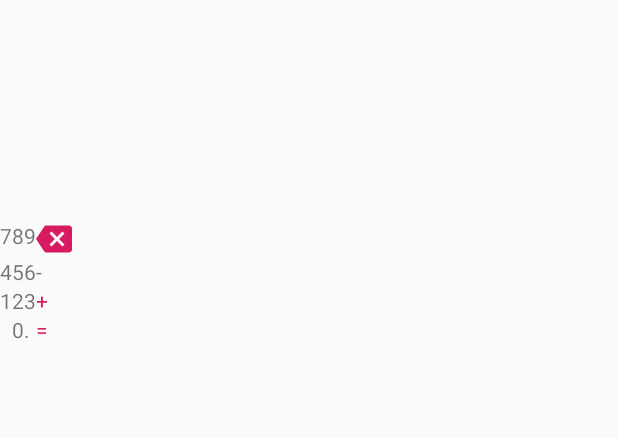
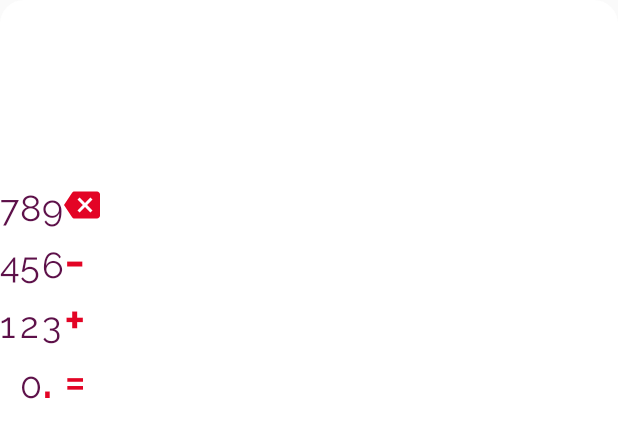
Before and after one commit to MariuszKopec/InRoad, an Android app: the layout frament_calculator.xml on its own in the app's theme, with its tools: preview values and no code run, on a phone screen of 412 x 824 dp. Shown: the top 438 px of the screen. Run offline under Robolectric (Android 15) with nearby library versions, the phone set to English and light mode, and no system bars.

Commit message:
look and feeel

```diff
--- a/app/src/main/res/layout/activity_main.xml
+++ b/app/src/main/res/layout/activity_main.xml
@@ -1,14 +1,14 @@
 <?xml version="1.0" encoding="utf-8"?>
-<LinearLayout
-        xmlns:android="http://schemas.android.com/apk/res/android"
+<LinearLayout xmlns:android="http://schemas.android.com/apk/res/android"
         xmlns:tools="http://schemas.android.com/tools"
         android:layout_width="match_parent"
         android:layout_height="match_parent"
+        android:background="@color/colorPrimary"
         tools:context=".MainActivity">
 
     <fragment
             android:id="@+id/activity_main_calculator"
             android:name="com.ocado.feature.calculator.CalculatorFragment"
             android:layout_width="match_parent"
-            android:layout_height="match_parent"/>
+            android:layout_height="match_parent" />
 </LinearLayout>
--- a/feature_base/src/main/res/values/colors.xml
+++ b/feature_base/src/main/res/values/colors.xml
@@ -1,6 +1,7 @@
 <?xml version="1.0" encoding="utf-8"?>
 <resources>
-    <color name="colorPrimary">#008577</color>
-    <color name="colorPrimaryDark">#00574B</color>
-    <color name="colorAccent">#D81B60</color>
+    <color name="colorPrimary">#5d1049</color>
+    <color name="colorPrimaryDark">#4e0d3a</color>
+    <color name="colorAccent">#E30425</color>
+    <color name="colorBackground">#fff</color>
 </resources>
--- a/feature_base/src/main/res/values/dimens.xml
+++ b/feature_base/src/main/res/values/dimens.xml
@@ -1,4 +1,6 @@
 <?xml version="1.0" encoding="utf-8"?>
 <resources>
     <dimen name="base_space">16dp</dimen>
+    <dimen name="headline_5_text_size">24sp</dimen>
+    <dimen name="headline_4_text_size">34sp</dimen>
 </resources>
--- a/feature_base/src/main/res/values/styles.xml
+++ b/feature_base/src/main/res/values/styles.xml
@@ -1,6 +1,6 @@
 <?xml version="1.0" encoding="utf-8"?>
 <resources>
-    <style name="AppTheme" parent="Theme.AppCompat.Light.DarkActionBar">
+    <style name="AppTheme" parent="Theme.AppCompat.Light.NoActionBar">
         <item name="colorPrimary">@color/colorPrimary</item>
         <item name="colorPrimaryDark">@color/colorPrimaryDark</item>
         <item name="colorAccent">@color/colorAccent</item>
--- /dev/null
+++ b/feature_calculator/src/main/res/drawable/view_result_header.xml
@@ -0,0 +1,16 @@
+<?xml version="1.0" encoding="utf-8"?>
+<layer-list xmlns:android="http://schemas.android.com/apk/res/android">
+    <item>
+        <shape android:shape="rectangle">
+            <solid android:color="@android:color/transparent" />
+        </shape>
+    </item>
+    <item>
+        <shape>
+            <solid android:color="@color/colorBackground" />
+            <corners
+                android:topLeftRadius="16dp"
+                android:topRightRadius="16dp" />
+        </shape>
+    </item>
+</layer-list>
--- a/feature_calculator/src/main/res/layout/view_keyboard.xml
+++ b/feature_calculator/src/main/res/layout/view_keyboard.xml
@@ -4,6 +4,7 @@
         xmlns:tools="http://schemas.android.com/tools"
         android:layout_width="match_parent"
         android:layout_height="match_parent"
+        android:background="@color/colorBackground"
         app:columnCount="4">
 
     <TextView
@@ -26,7 +27,7 @@
 
     <ImageView
             android:id="@+id/view_keyboard_clear"
-            style="@style/calendar_button_style"
+            style="@style/calendar_button_operation_style"
             android:scaleType="center"
             android:src="@drawable/ic_backspace"
             tools:ignore="ContentDescription" />
@@ -51,7 +52,7 @@
 
     <TextView
             android:id="@+id/view_keyboard_minus"
-            style="@style/calendar_button_style"
+            style="@style/calendar_button_operation_style"
             android:text="-"
             tools:ignore="HardcodedText" />
 
@@ -75,9 +76,8 @@
 
     <TextView
             android:id="@+id/view_keyboard_plus"
-            style="@style/calendar_button_style"
+            style="@style/calendar_button_operation_style"
             android:text="+"
-            android:textColor="?colorAccent"
             tools:ignore="HardcodedText" />
 
     <Space style="@style/calendar_button_style" />
@@ -90,14 +90,13 @@
 
     <TextView
             android:id="@+id/view_keyboard_dot"
-            style="@style/calendar_button_style"
+            style="@style/calendar_button_operation_style"
             android:text="."
             tools:ignore="HardcodedText" />
 
     <TextView
             android:id="@+id/view_keyboard_equals"
-            style="@style/calendar_button_style"
+            style="@style/calendar_button_operation_style"
             android:text="="
-            android:textColor="?colorAccent"
             tools:ignore="HardcodedText" />
 </androidx.gridlayout.widget.GridLayout>
--- a/feature_calculator/src/main/res/layout/view_result.xml
+++ b/feature_calculator/src/main/res/layout/view_result.xml
@@ -3,7 +3,7 @@
         xmlns:tools="http://schemas.android.com/tools"
         android:layout_width="match_parent"
         android:layout_height="match_parent"
-        android:layout_margin="@dimen/base_space"
+        android:background="@drawable/view_result_header"
         android:orientation="vertical"
         android:padding="@dimen/base_space">
 
@@ -12,7 +12,10 @@
             android:layout_width="match_parent"
             android:layout_height="match_parent"
             android:layout_margin="@dimen/base_space"
-            android:gravity="center"
+            android:fontFamily="@font/raleway_semi_bold"
+            android:gravity="center|end"
+            android:maxLines="1"
             android:padding="@dimen/base_space"
+            android:textSize="@dimen/headline_5_text_size"
             tools:text="123+332" />
 </LinearLayout>
--- a/feature_calculator/src/main/res/values/styles.xml
+++ b/feature_calculator/src/main/res/values/styles.xml
@@ -8,6 +8,15 @@
         <item name="layout_rowWeight">1</item>
         <item name="android:clickable">true</item>
         <item name="android:focusable">true</item>
+        <item name="android:textColor">?colorPrimary</item>
+        <item name="android:textSize">@dimen/headline_5_text_size</item>
+        <item name="android:fontFamily">@font/raleway_regular</item>
         <item name="android:background">?selectableItemBackground</item>
     </style>
+
+    <style name="calendar_button_operation_style" parent="calendar_button_style">
+        <item name="android:fontFamily">@font/raleway_semi_bold</item>
+        <item name="android:textSize">@dimen/headline_4_text_size</item>
+        <item name="android:textColor">?colorAccent</item>
+    </style>
 </resources>
```
Also changed, not shown: feature_base/src/main/res/font/raleway_medium.ttf (added), feature_base/src/main/res/font/raleway_regular.ttf (added), feature_base/src/main/res/font/raleway_semi_bold.ttf (added).
